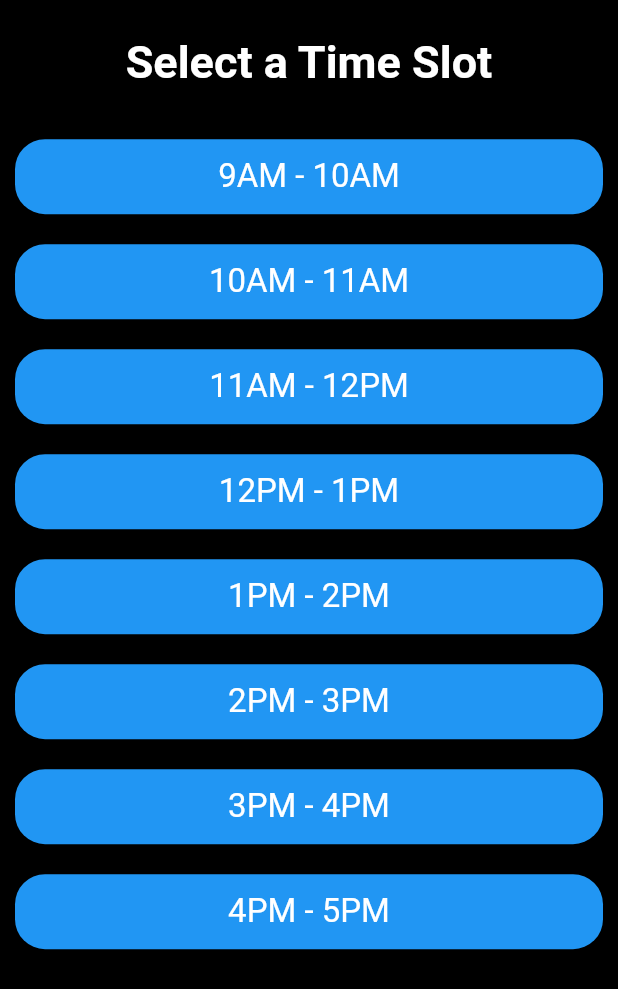
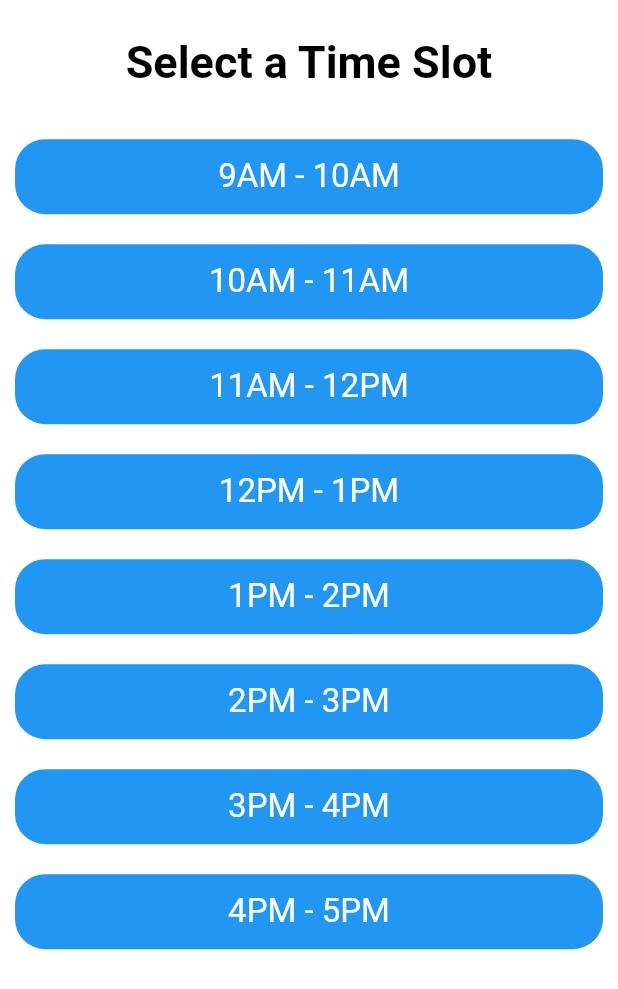
Before and after one commit to nbmehar/digital_trons_assignment, a Flutter app: the screen it shows after launch, on a phone screen of 412 x 824 dp. Shown: the top 989 px of the screen. Run offline on Flutter 3.47's test engine with Material 2 defaults, Android fonts, the phone set to English and light mode, and no system bars; our stand-ins replace flutter_screenutil, get, image_picker; missing offline and left inert: image_picker_for_web.

Commit message:
UI changes

```diff
--- a/digital_trons_assignment/lib/modules/select_slot_module/select_slot.dart
+++ b/digital_trons_assignment/lib/modules/select_slot_module/select_slot.dart
@@ -10,7 +10,7 @@ class SelectSlotScreen extends StatelessWidget {
   @override
   Widget build(BuildContext context) {
     return Scaffold(
-      backgroundColor: Colors.black,
+      backgroundColor: Colors.white,
       // appBar: AppBar(
       //   title: Text("Select Time Slot"),
       // ),
@@ -26,7 +26,7 @@ class SelectSlotScreen extends StatelessWidget {
                 style: TextStyle(
                     fontSize: 30,
                     fontWeight: FontWeight.w700,
-                    color: Colors.white),
+                    color: Colors.black),
               ),
               SizedBox(
                 height: 20.h,
```
